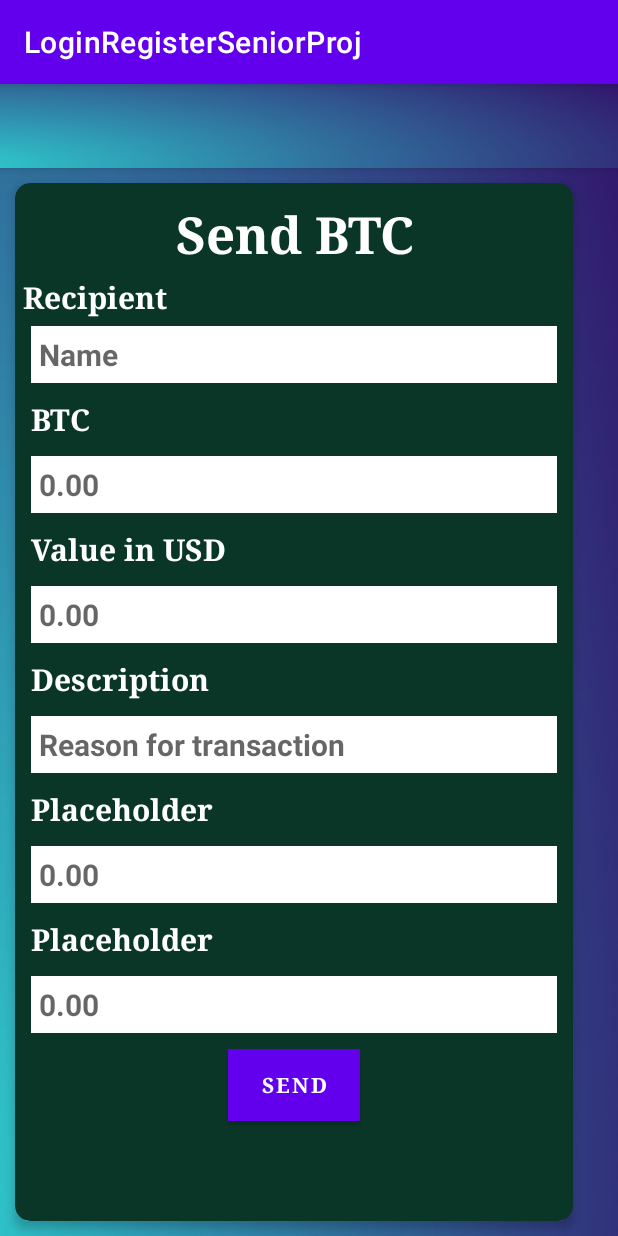
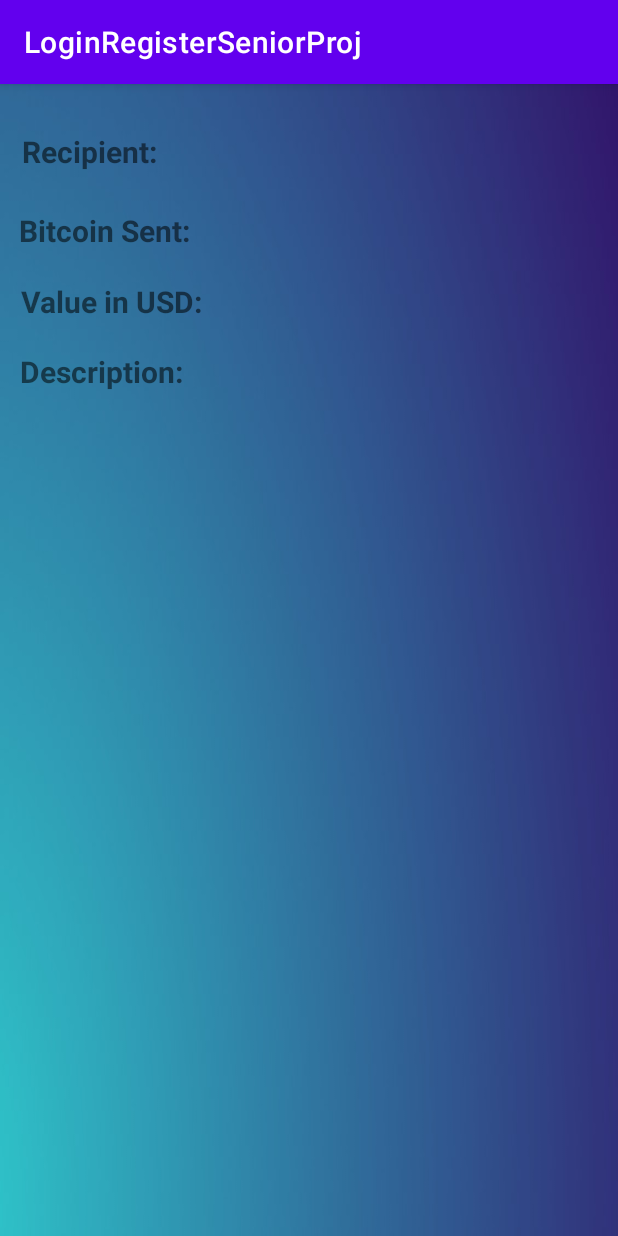
Before and after one commit to eddmarre/SmartSave, an Android app: the CryptoTransactions screen opened directly, with no data from a screen before it, after a tap on "SEND", on a phone screen of 412 x 824 dp. Run offline under Robolectric (Android 15) with nearby library versions, the phone set to English and light mode, and no system bars.

Commit message:
added transaction list for crypto

```diff
--- a/app/src/main/AndroidManifest.xml
+++ b/app/src/main/AndroidManifest.xml
@@ -11,6 +11,9 @@
         android:roundIcon="@mipmap/ic_launcher_round"
         android:supportsRtl="true"
         android:theme="@style/Theme.LoginRegisterSeniorProj">
+        <activity
+            android:name=".CryptoTransactionsList"
+            android:exported="false" />
         <activity
             android:name=".CryptoTransactions"
             android:exported="false" />
--- a/app/src/main/java/com/zybooks/loginregisterseniorproj/CryptoTransactions.java
+++ b/app/src/main/java/com/zybooks/loginregisterseniorproj/CryptoTransactions.java
@@ -1,23 +1,65 @@
+//Jordan
 package com.zybooks.loginregisterseniorproj;
 
 import androidx.appcompat.app.AppCompatActivity;
 
+import android.content.Intent;
 import android.os.Bundle;
-import android.widget.Button;
-import android.widget.TextView;
-
-import org.w3c.dom.Text;
+import android.text.Editable;
+import android.text.TextWatcher;
+import android.view.View;
+import android.widget.EditText;
 
 public class CryptoTransactions extends AppCompatActivity {
+public EditText _btcvalueid;
+public EditText _recipientID;
+public EditText _makeReadOnly;
+public EditText _descid;
+public EditText _usdvalueid;
 
     @Override
     protected void onCreate(Bundle savedInstanceState) {
         super.onCreate(savedInstanceState);
         setContentView(R.layout.activity_crypto_transactions);
 
-        //Button button = (Button) findViewById(R.id.sendbtn1);
+      _btcvalueid = findViewById(R.id.btcvalueid);
+      _recipientID = findViewById(R.id.recipientid);
+      _descid = findViewById(R.id.descid);
+      _usdvalueid = findViewById(R.id.usdvalueid);
+      _makeReadOnly = findViewById(R.id.usdvalueid);
+      _makeReadOnly.setFocusable(false);
 
+
+        _btcvalueid.addTextChangedListener(new TextWatcher() {
+            @Override
+            public void beforeTextChanged(CharSequence charSequence, int i, int i1, int i2) {
+
+            }
+
+            @Override
+            public void onTextChanged(CharSequence charSequence, int i, int i1, int i2) // Updates live data
+            {
+
+            }
+
+            @Override
+            public void afterTextChanged(Editable editable) {
+
+            }
+        });
 
     }
 
+    public void doSend(View view) {
+        Intent intent=new Intent(CryptoTransactions.this,CryptoTransactionsList.class);
+        intent.putExtra("BTCVal",_btcvalueid.getText().toString());
+        intent.putExtra("Recip",_recipientID.getText().toString());
+        intent.putExtra("DescID",_descid.getText().toString());
+        intent.putExtra("UsdID",_usdvalueid.getText().toString());
+
+
+        startActivity(intent);
+    }
+
+
 }
--- /dev/null
+++ b/app/src/main/java/com/zybooks/loginregisterseniorproj/CryptoTransactionsList.java
@@ -0,0 +1,55 @@
+package com.zybooks.loginregisterseniorproj;
+
+import androidx.appcompat.app.AppCompatActivity;
+
+import android.os.Bundle;
+import android.widget.EditText;
+import android.widget.TextView;
+
+public class CryptoTransactionsList extends AppCompatActivity {
+
+    @Override
+    protected void onCreate(Bundle savedInstanceState) {
+        super.onCreate(savedInstanceState);
+        setContentView(R.layout.activity_crypto_transactions_list);
+
+        TextView _RECIP;
+        _RECIP = findViewById(R.id.showReciptextview);
+        _RECIP.setText("");
+
+        TextView _BTCVALUE;
+        _BTCVALUE = findViewById(R.id.showBTCValue);
+        _BTCVALUE.setText("");
+
+        TextView _DESCID;
+        _DESCID = findViewById(R.id.showDescTxtView);
+        _DESCID.setText("");
+
+        TextView _USDID;
+        _USDID = findViewById(R.id.showUSDValue);
+        _USDID.setText("");
+
+        Bundle extras=getIntent().getExtras();
+        String BTCValue="";
+        String Recip="";
+        String Desc="";
+        String USDValue="";
+        if(extras!=null)
+        {
+            BTCValue=extras.getString("BTCVal");
+            _BTCVALUE.setText(BTCValue);
+
+            Recip=extras.getString("Recip");
+            _RECIP.setText(Recip);
+
+            Desc=extras.getString("DescID");
+            _DESCID.setText(Desc);
+
+            USDValue=extras.getString("UsdID");
+            _USDID.setText(USDValue);
+        }
+
+
+
+    }
+}
--- a/app/src/main/res/layout/activity_crypto_transactions.xml
+++ b/app/src/main/res/layout/activity_crypto_transactions.xml
@@ -49,6 +49,7 @@
                 android:orientation="horizontal">
 
                 <TextView
+                    android:id="@+id/recipientID"
                     android:layout_width="wrap_content"
                     android:layout_height="wrap_content"
                     android:layout_marginRight="100dp"
@@ -84,7 +85,7 @@
                 android:textStyle="bold" />
 
             <EditText
-                android:id="@+id/usdvalueid"
+                android:id="@+id/btcvalueid"
                 android:layout_width="match_parent"
                 android:layout_height="wrap_content"
                 android:layout_margin="5dp"
@@ -106,6 +107,7 @@
                 android:textStyle="bold" />
 
             <EditText
+                android:id="@+id/usdvalueid"
                 android:layout_width="match_parent"
                 android:layout_height="wrap_content"
                 android:layout_margin="5dp"
@@ -128,6 +130,7 @@
                 android:textStyle="bold" />
 
             <EditText
+                android:id="@+id/descid"
                 android:layout_width="match_parent"
                 android:layout_height="wrap_content"
                 android:layout_margin="5dp"
@@ -189,7 +192,7 @@
                 android:layout_margin="5dp"
                 android:background="#000000"
                 android:fontFamily="serif"
-                android:onClick="doSend1"
+                android:onClick="doSend"
                 android:text="Send"
                 android:textColor="#fff"
                 android:textStyle="bold" />
--- /dev/null
+++ b/app/src/main/res/layout/activity_crypto_transactions_list.xml
@@ -0,0 +1,119 @@
+<?xml version="1.0" encoding="utf-8"?>
+<androidx.constraintlayout.widget.ConstraintLayout xmlns:android="http://schemas.android.com/apk/res/android"
+    xmlns:app="http://schemas.android.com/apk/res-auto"
+    xmlns:tools="http://schemas.android.com/tools"
+    android:id="@+id/showRecip"
+    android:layout_width="match_parent"
+    android:layout_height="match_parent"
+    tools:context=".CryptoTransactionsList"
+    android:background="@drawable/gradient">
+
+
+    <TextView
+        android:id="@+id/showBTCValue"
+        android:layout_width="wrap_content"
+        android:layout_height="wrap_content"
+        android:text="TextView"
+        android:textSize="20sp"
+        app:layout_constraintBottom_toBottomOf="parent"
+        app:layout_constraintEnd_toEndOf="parent"
+        app:layout_constraintHorizontal_bias="0.0"
+        app:layout_constraintStart_toEndOf="@+id/btcsenttext"
+        app:layout_constraintTop_toTopOf="parent"
+        app:layout_constraintVertical_bias="0.113" />
+
+    <TextView
+        android:id="@+id/showUSDValue"
+        android:layout_width="wrap_content"
+        android:layout_height="wrap_content"
+        android:text="TextView"
+        android:textSize="20sp"
+        app:layout_constraintBottom_toBottomOf="parent"
+        app:layout_constraintEnd_toEndOf="parent"
+        app:layout_constraintHorizontal_bias="0.035"
+        app:layout_constraintStart_toEndOf="@+id/btcsenttext"
+        app:layout_constraintTop_toTopOf="parent"
+        app:layout_constraintVertical_bias="0.177" />
+
+    <TextView
+        android:id="@+id/showReciptextview"
+        android:layout_width="wrap_content"
+        android:layout_height="wrap_content"
+        android:text="TextView"
+        android:textSize="20sp"
+        app:layout_constraintBottom_toBottomOf="parent"
+        app:layout_constraintEnd_toEndOf="parent"
+        app:layout_constraintHorizontal_bias="0.0"
+        app:layout_constraintStart_toEndOf="@+id/reciptext"
+        app:layout_constraintTop_toTopOf="parent"
+        app:layout_constraintVertical_bias="0.042" />
+
+    <TextView
+        android:id="@+id/reciptext"
+        android:layout_width="wrap_content"
+        android:layout_height="wrap_content"
+        android:text="Recipient:"
+        android:textSize="20sp"
+        android:textStyle="bold"
+        app:layout_constraintBottom_toBottomOf="parent"
+        app:layout_constraintEnd_toEndOf="parent"
+        app:layout_constraintHorizontal_bias="0.045"
+        app:layout_constraintStart_toStartOf="parent"
+        app:layout_constraintTop_toTopOf="parent"
+        app:layout_constraintVertical_bias="0.042" />
+
+    <TextView
+        android:id="@+id/btcsenttext"
+        android:layout_width="wrap_content"
+        android:layout_height="wrap_content"
+        android:text="Bitcoin Sent:"
+        android:textSize="20sp"
+        android:textStyle="bold"
+        app:layout_constraintBottom_toBottomOf="parent"
+        app:layout_constraintEnd_toEndOf="parent"
+        app:layout_constraintHorizontal_bias="0.042"
+        app:layout_constraintStart_toStartOf="parent"
+        app:layout_constraintTop_toTopOf="parent"
+        app:layout_constraintVertical_bias="0.113" />
+
+    <TextView
+        android:id="@+id/desctxt"
+        android:layout_width="wrap_content"
+        android:layout_height="wrap_content"
+        android:text="Description:"
+        android:textSize="20sp"
+        android:textStyle="bold"
+        app:layout_constraintBottom_toBottomOf="parent"
+        app:layout_constraintEnd_toEndOf="parent"
+        app:layout_constraintHorizontal_bias="0.043"
+        app:layout_constraintStart_toStartOf="parent"
+        app:layout_constraintTop_toTopOf="parent"
+        app:layout_constraintVertical_bias="0.24" />
+
+    <TextView
+        android:id="@+id/showDescTxtView"
+        android:layout_width="wrap_content"
+        android:layout_height="wrap_content"
+        android:text="TextView"
+        android:textSize="20sp"
+        app:layout_constraintBottom_toBottomOf="parent"
+        app:layout_constraintEnd_toEndOf="parent"
+        app:layout_constraintHorizontal_bias="0.0"
+        app:layout_constraintStart_toEndOf="@+id/desctxt"
+        app:layout_constraintTop_toTopOf="parent"
+        app:layout_constraintVertical_bias="0.24" />
+
+    <TextView
+        android:id="@+id/usdtext"
+        android:layout_width="wrap_content"
+        android:layout_height="wrap_content"
+        android:text="Value in USD:"
+        android:textSize="20sp"
+        android:textStyle="bold"
+        app:layout_constraintBottom_toBottomOf="parent"
+        app:layout_constraintEnd_toEndOf="parent"
+        app:layout_constraintHorizontal_bias="0.049"
+        app:layout_constraintStart_toStartOf="parent"
+        app:layout_constraintTop_toTopOf="parent"
+        app:layout_constraintVertical_bias="0.177" />
+</androidx.constraintlayout.widget.ConstraintLayout>
```
